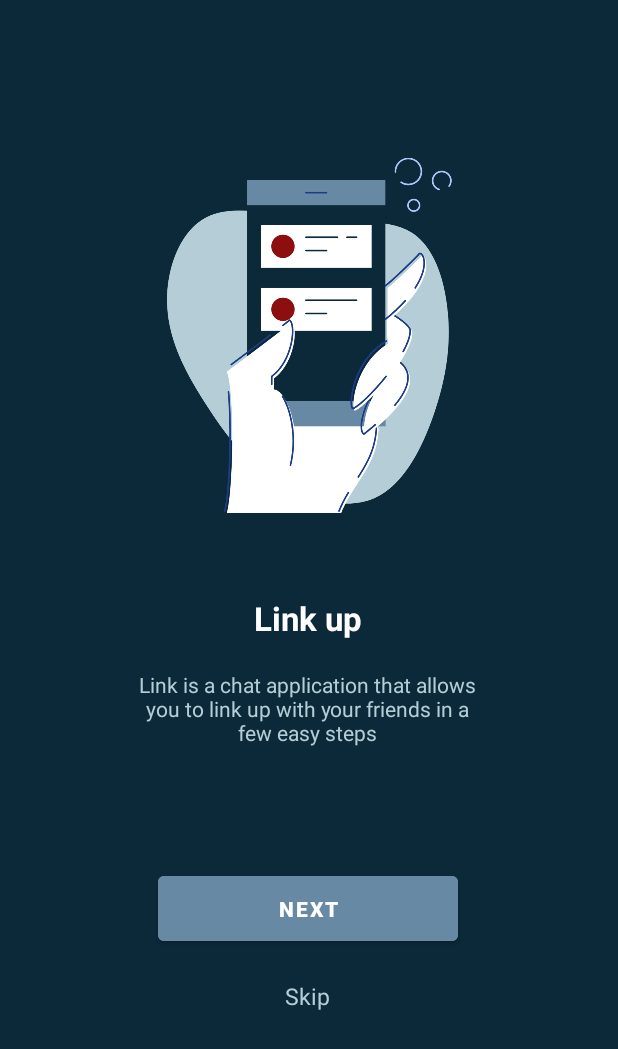
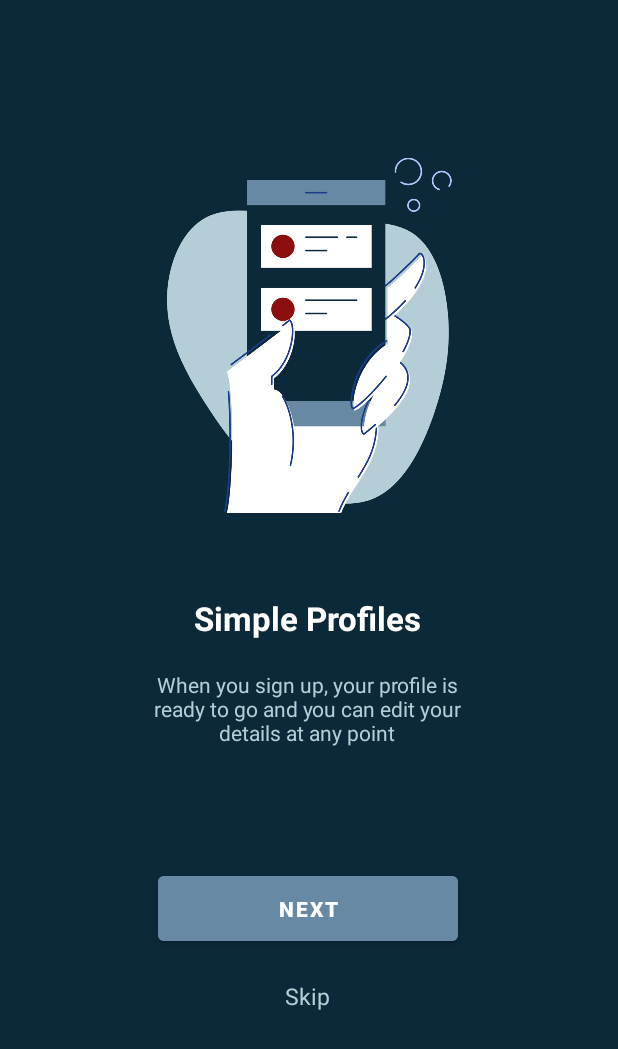
Before and after one commit to LaraCassandra/Link, an Android app: the OnboardingOneFragment screen opened directly, with no data from a screen before it, after a tap on "NEXT", on a phone screen of 412 x 824 dp. Shown: the top 1049 px of the screen. Run offline under Robolectric (Android 15) with nearby library versions, the light colour scheme and no system bars.

Commit message:
Edit onboarding screens text

```diff
--- a/LinkApp/app/src/main/res/layout/fragment_onboarding_one.xml
+++ b/LinkApp/app/src/main/res/layout/fragment_onboarding_one.xml
@@ -24,7 +24,7 @@
         android:id="@+id/tv_link"
         android:layout_width="wrap_content"
         android:layout_height="wrap_content"
-        android:text="Create your profile"
+        android:text="Link Up"
         android:textColor="@color/white"
         android:textSize="22dp"
         android:textStyle="bold"
--- a/LinkApp/app/src/main/res/layout/fragment_onboarding_three.xml
+++ b/LinkApp/app/src/main/res/layout/fragment_onboarding_three.xml
@@ -40,7 +40,7 @@
         android:layout_height="wrap_content"
         android:layout_marginTop="20dp"
         android:gravity="center"
-        android:text="Link is a chat application that allows you to link up with your friends in a few easy steps"
+        android:text="Our minimalistic approach allows you to focus on linking up with your friends and sending messages."
         android:textColor="@color/Light_blue"
         app:layout_constraintBottom_toBottomOf="parent"
         app:layout_constraintEnd_toEndOf="parent"
--- a/LinkApp/app/src/main/res/layout/fragment_onboarding_two.xml
+++ b/LinkApp/app/src/main/res/layout/fragment_onboarding_two.xml
@@ -24,7 +24,7 @@
         android:id="@+id/tv_chat"
         android:layout_width="wrap_content"
         android:layout_height="wrap_content"
-        android:text="Link up"
+        android:text="Simple Profiles"
         android:textColor="@color/white"
         android:textSize="22dp"
         android:textStyle="bold"
@@ -40,7 +40,8 @@
         android:layout_height="wrap_content"
         android:layout_marginTop="20dp"
         android:gravity="center"
-        android:text="Link is a chat application that allows you to link up with your friends in a few easy steps"
+
+        android:text="When you sign up, your profile is ready to go and you can edit your details at any point"
         android:textColor="@color/Light_blue"
         app:layout_constraintBottom_toBottomOf="parent"
         app:layout_constraintEnd_toEndOf="parent"
```
